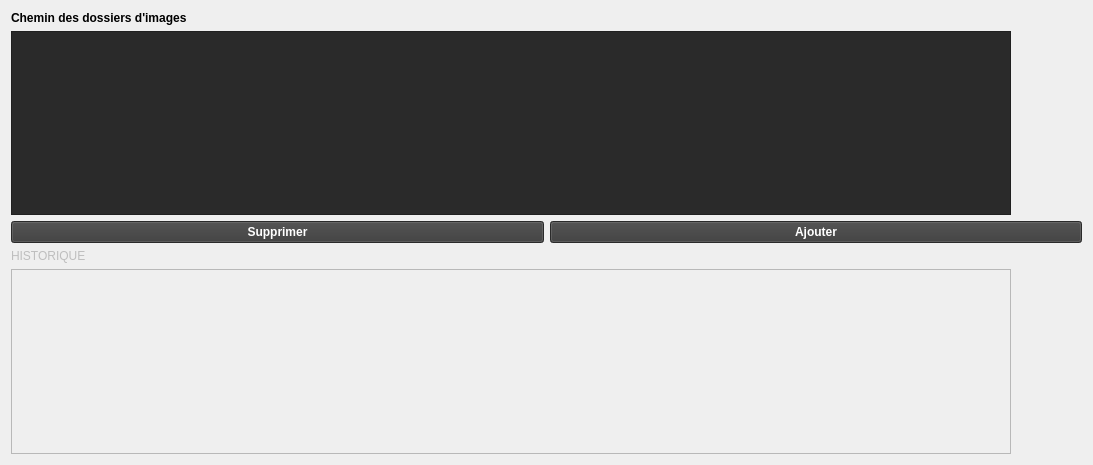
First picture: the form in settingswindow.ui, repository TheoFRASSI/GaleriePhotoIHM, before the edit.
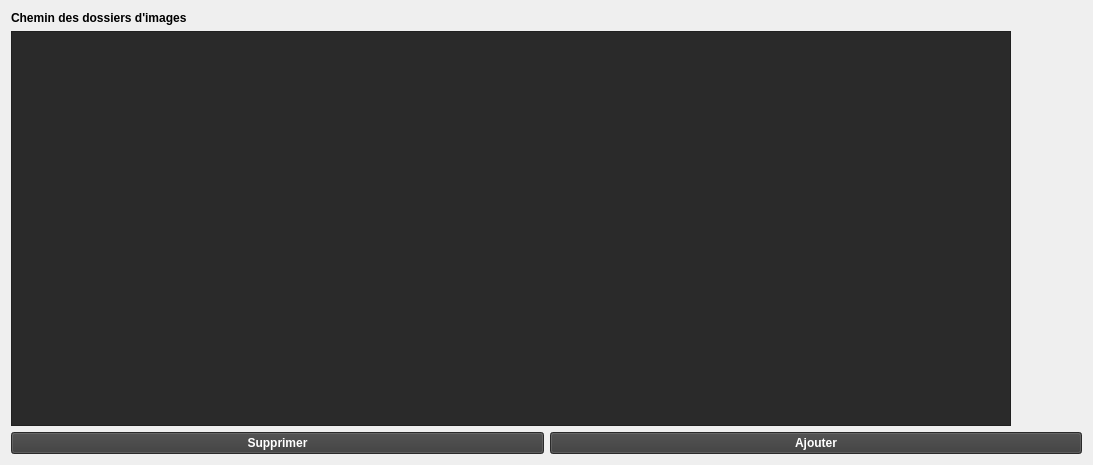
Second picture: the form after the edit.

Diff of the .ui file:
```diff
--- a/settingswindow.ui
+++ b/settingswindow.ui
@@ -84,29 +84,6 @@
      <item>
       <layout class="QHBoxLayout" name="buttonsPathHorizLayout"/>
      </item>
-     <item>
-      <widget class="QLabel" name="label_2">
-       <property name="enabled">
-        <bool>false</bool>
-       </property>
-       <property name="text">
-        <string>HISTORIQUE</string>
-       </property>
-      </widget>
-     </item>
-     <item>
-      <widget class="QPlainTextEdit" name="plainTextEdit">
-       <property name="enabled">
-        <bool>false</bool>
-       </property>
-       <property name="maximumSize">
-        <size>
-         <width>1000</width>
-         <height>700</height>
-        </size>
-       </property>
-      </widget>
-     </item>
     </layout>
    </item>
   </layout>
```
